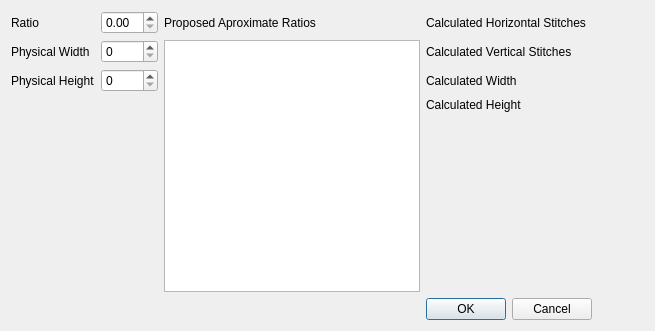
Old version of the form software/python/ayab/smart_resize.ui in the repository AllYarnsAreBeautiful/ayab-desktop.
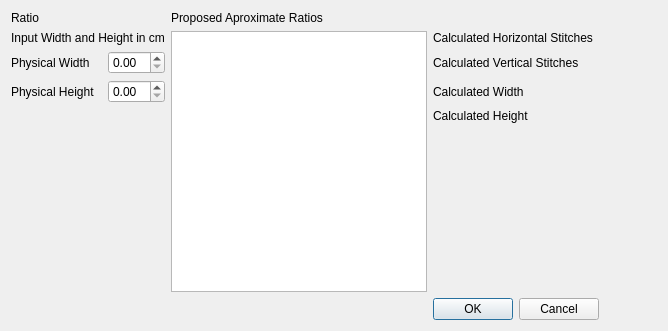
New version of the form.

```diff
--- a/software/python/ayab/smart_resize.ui
+++ b/software/python/ayab/smart_resize.ui
@@ -6,7 +6,7 @@
    <rect>
     <x>0</x>
     <y>0</y>
-    <width>655</width>
+    <width>668</width>
     <height>331</height>
    </rect>
   </property>
@@ -15,32 +15,13 @@
   </property>
   <layout class="QGridLayout" name="gridLayout">
    <item row="4" column="4">
-    <spacer name="verticalSpacer">
-     <property name="orientation">
-      <enum>Qt::Vertical</enum>
+    <widget class="QLabel" name="label_3">
+     <property name="text">
+      <string>Calculated Height</string>
      </property>
-     <property name="sizeHint" stdset="0">
-      <size>
-       <width>20</width>
-       <height>40</height>
-      </size>
-     </property>
-    </spacer>
-   </item>
-   <item row="2" column="2">
-    <widget class="QSpinBox" name="height_spinbox"/>
-   </item>
-   <item row="1" column="3" rowspan="4">
-    <widget class="QListWidget" name="ratios_list"/>
+    </widget>
    </item>
    <item row="1" column="4">
-    <widget class="QLabel" name="label_4">
-     <property name="text">
-      <string>Calculated Vertical Stitches</string>
-     </property>
-    </widget>
-   </item>
-   <item row="0" column="4">
     <widget class="QLabel" name="label_2">
      <property name="text">
       <string>Calculated Horizontal Stitches</string>
@@ -54,28 +35,14 @@
      </property>
     </widget>
    </item>
-   <item row="2" column="0">
+   <item row="3" column="0">
     <widget class="QLabel" name="label_7">
      <property name="text">
       <string>Physical Height</string>
      </property>
     </widget>
    </item>
-   <item row="0" column="5">
-    <widget class="QLabel" name="horizontal_stitches_label">
-     <property name="text">
-      <string/>
-     </property>
-    </widget>
-   </item>
    <item row="2" column="5">
-    <widget class="QLabel" name="calculated_width_label">
-     <property name="text">
-      <string/>
-     </property>
-    </widget>
-   </item>
-   <item row="1" column="5">
     <widget class="QLabel" name="vertical_stitches_label">
      <property name="text">
       <string/>
@@ -89,17 +56,20 @@
      </property>
     </widget>
    </item>
-   <item row="1" column="2">
-    <widget class="QSpinBox" name="width_spinbox"/>
-   </item>
-   <item row="3" column="4">
-    <widget class="QLabel" name="label_3">
-     <property name="text">
-      <string>Calculated Height</string>
+   <item row="5" column="4">
+    <spacer name="verticalSpacer">
+     <property name="orientation">
+      <enum>Qt::Vertical</enum>
      </property>
-    </widget>
+     <property name="sizeHint" stdset="0">
+      <size>
+       <width>20</width>
+       <height>40</height>
+      </size>
+     </property>
+    </spacer>
    </item>
-   <item row="4" column="5">
+   <item row="5" column="5">
     <spacer name="horizontalSpacer">
      <property name="orientation">
       <enum>Qt::Horizontal</enum>
@@ -115,31 +85,21 @@
      </property>
     </spacer>
    </item>
-   <item row="3" column="5">
+   <item row="4" column="5">
     <widget class="QLabel" name="calculated_height_label">
      <property name="text">
       <string/>
      </property>
     </widget>
    </item>
-   <item row="1" column="0">
+   <item row="2" column="0">
     <widget class="QLabel" name="label_9">
      <property name="text">
       <string>Physical Width</string>
      </property>
     </widget>
    </item>
-   <item row="0" column="2">
-    <widget class="QDoubleSpinBox" name="ratio_spinbox"/>
-   </item>
-   <item row="2" column="4">
-    <widget class="QLabel" name="label_5">
-     <property name="text">
-      <string>Calculated Width</string>
-     </property>
-    </widget>
-   </item>
-   <item row="5" column="4">
+   <item row="6" column="4">
     <widget class="QDialogButtonBox" name="buttonBox">
      <property name="orientation">
       <enum>Qt::Horizontal</enum>
@@ -149,6 +109,57 @@
      </property>
     </widget>
    </item>
+   <item row="0" column="2">
+    <widget class="QLabel" name="ratio_label">
+     <property name="text">
+      <string/>
+     </property>
+    </widget>
+   </item>
+   <item row="1" column="3" rowspan="5">
+    <widget class="QListWidget" name="ratios_list"/>
+   </item>
+   <item row="2" column="2">
+    <widget class="QDoubleSpinBox" name="width_spinbox"/>
+   </item>
+   <item row="1" column="0" colspan="3">
+    <widget class="QLabel" name="label_8">
+     <property name="text">
+      <string>Input Width and Height in cm</string>
+     </property>
+    </widget>
+   </item>
+   <item row="3" column="5">
+    <widget class="QLabel" name="calculated_width_label">
+     <property name="text">
+      <string/>
+     </property>
+    </widget>
+   </item>
+   <item row="3" column="4">
+    <widget class="QLabel" name="label_5">
+     <property name="text">
+      <string>Calculated Width</string>
+     </property>
+    </widget>
+   </item>
+   <item row="2" column="4">
+    <widget class="QLabel" name="label_4">
+     <property name="text">
+      <string>Calculated Vertical Stitches</string>
+     </property>
+    </widget>
+   </item>
+   <item row="3" column="2">
+    <widget class="QDoubleSpinBox" name="height_spinbox"/>
+   </item>
+   <item row="1" column="5">
+    <widget class="QLabel" name="horizontal_stitches_label">
+     <property name="text">
+      <string/>
+     </property>
+    </widget>
+   </item>
   </layout>
  </widget>
  <resources/>
```
